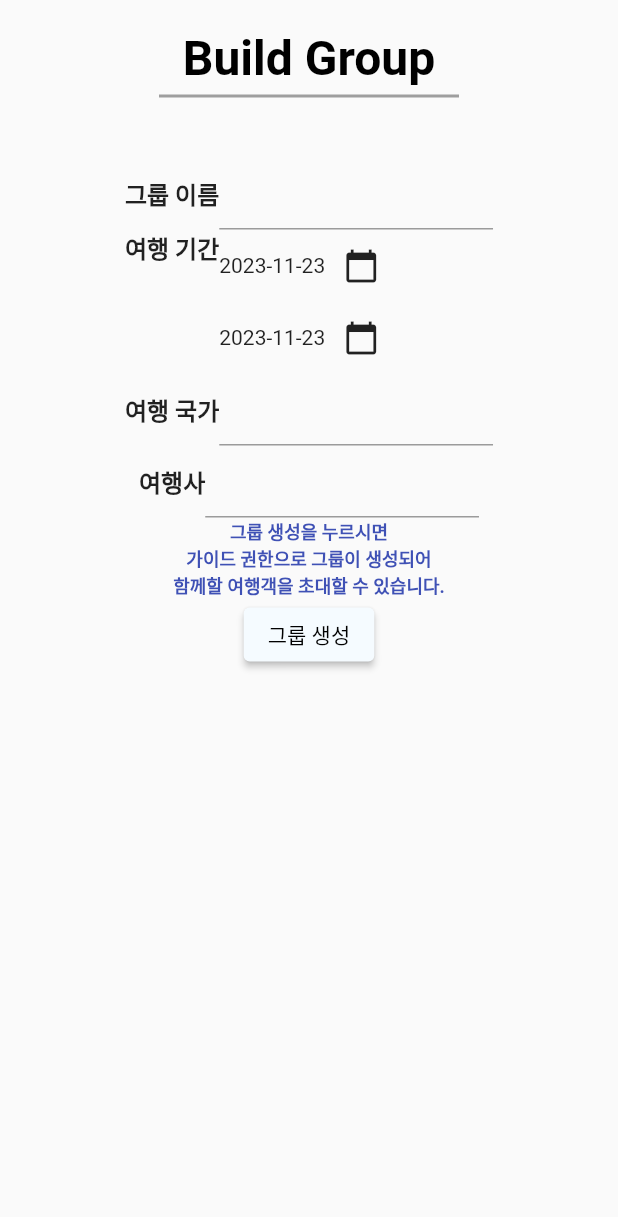
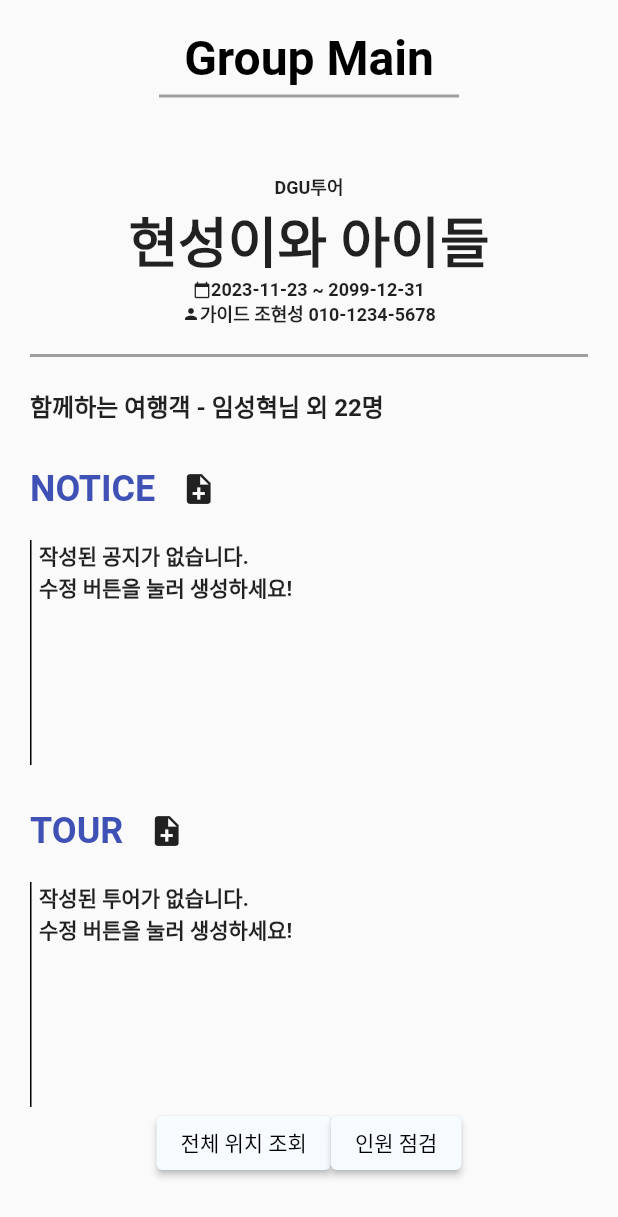
Before and after one commit to MaccBass/TravelSync_client, a Flutter app: the screen it shows after launch, on a phone screen of 412 x 824 dp. Shown: the top 1217 px of the screen. Run offline on Flutter 3.47's test engine with Material 2 defaults, Android fonts, the phone set to English and light mode, and no system bars.

Commit message:
feat: 그룹 메인 페이지 	new file:   lib/widget/groupmainpage.dart 	modified:   pubspec.lock 	modified:   pubspec.yaml

```diff
--- a/lib/widget/app_start.dart
+++ b/lib/widget/app_start.dart
@@ -1,4 +1,5 @@
 import 'package:flutter/material.dart';
+import 'package:travelsync_client/widget/groupmainpage.dart';
 import 'package:travelsync_client/widget/loginpage.dart';
 import 'package:travelsync_client/widget/mainloading.dart';
 import 'package:travelsync_client/widget/buildGroup.dart';
@@ -9,7 +10,7 @@ class AppStart extends StatelessWidget {
   @override
   Widget build(BuildContext context) {
     return const MaterialApp(
-      home: BuildGroup(),
+      home: GroupMainPage(),
     );
   }
 }
--- /dev/null
+++ b/lib/widget/groupmainpage.dart
@@ -0,0 +1,318 @@
+import 'package:flutter/material.dart';
+import 'package:intl/intl.dart';
+import 'package:travelsync_client/widgets/header.dart';
+
+class GroupMainPage extends StatefulWidget {
+  const GroupMainPage({super.key});
+
+  @override
+  State<GroupMainPage> createState() => _GroupMainPageState();
+}
+
+class _GroupMainPageState extends State<GroupMainPage> {
+  late bool isGuide = true;
+  DateTime startDate = DateTime.now();
+  late String startFormat = DateFormat('yyyy-MM-dd').format(startDate);
+  DateTime endDate = DateTime(2099, 12, 31);
+  late String endFormat = DateFormat('yyyy-MM-dd').format(endDate);
+  late GroupInfo groupinfo;
+
+  void addNotice() {}
+  void importPlan() {}
+  void viewTravlerLocation() {}
+  void checkTraveler() {}
+  void viewGuideLocation() {}
+
+  void waitForGroupInfo() async {
+    groupinfo = GroupInfo(
+        groupName: "현성이와 아이들",
+        startDate: startDate,
+        endDate: endDate,
+        guideName: "조현성",
+        guidePhone: "010-1234-5678",
+        agencyName: "DGU투어");
+  }
+
+  @override
+  void initState() {
+    super.initState();
+    waitForGroupInfo();
+  }
+
+  @override
+  Widget build(BuildContext context) {
+    return Scaffold(
+      body: SingleChildScrollView(
+        child: Padding(
+          padding: const EdgeInsets.all(20.0),
+          child: Column(
+            children: [
+              const Header(
+                // 나중에 지우기
+                textHeader: "Group Main",
+              ),
+              const SizedBox(
+                height: 50,
+              ),
+              Text(
+                groupinfo.agencyName,
+                style: const TextStyle(
+                  fontSize: 12,
+                  fontWeight: FontWeight.w600,
+                ),
+              ),
+              Text(
+                groupinfo.groupName,
+                style: const TextStyle(
+                  fontSize: 36,
+                  fontWeight: FontWeight.w600,
+                ),
+              ),
+              Row(
+                mainAxisAlignment: MainAxisAlignment.center,
+                children: [
+                  const Icon(Icons.calendar_today, size: 12),
+                  Text(
+                    "$startFormat ~ ",
+                    style: const TextStyle(
+                      fontSize: 12,
+                      fontWeight: FontWeight.w600,
+                    ),
+                  ),
+                  Text(
+                    endFormat,
+                    style: const TextStyle(
+                      fontSize: 12,
+                      fontWeight: FontWeight.w600,
+                    ),
+                  ),
+                ],
+              ),
+              Row(
+                mainAxisAlignment: MainAxisAlignment.center,
+                children: [
+                  const Icon(Icons.person, size: 12),
+                  Text(
+                    "가이드 ${groupinfo.guideName} ${groupinfo.guidePhone}",
+                    style: const TextStyle(
+                      fontSize: 12,
+                      fontWeight: FontWeight.w600,
+                    ),
+                  ),
+                ],
+              ),
+              Container(
+                height: 20,
+                decoration: const BoxDecoration(
+                  border: Border(
+                    bottom: BorderSide(
+                      color: Colors.grey,
+                      width: 2.0,
+                    ),
+                  ),
+                ),
+              ),
+              const SizedBox(
+                height: 20,
+              ),
+              const Row(
+                children: [
+                  Text(
+                    "함께하는 여행객 - 임성혁님 외 22명",
+                    style: TextStyle(
+                      fontSize: 16,
+                      fontWeight: FontWeight.w600,
+                    ),
+                  ),
+                ],
+              ),
+              const SizedBox(
+                height: 20,
+              ),
+              Column(
+                children: [
+                  Row(
+                    children: [
+                      const Text(
+                        "NOTICE",
+                        style: TextStyle(
+                          fontSize: 24,
+                          fontWeight: FontWeight.w600,
+                          color: Colors.indigo,
+                        ),
+                      ),
+                      const SizedBox(
+                        width: 5,
+                      ),
+                      IconButton(
+                        onPressed: addNotice,
+                        icon: const Icon(Icons.note_add),
+                      ),
+                    ],
+                  ),
+                  const SizedBox(height: 10),
+                  SizedBox(
+                    height: 150,
+                    child: Row(
+                      crossAxisAlignment: CrossAxisAlignment.start,
+                      children: [
+                        Container(
+                          width: 1,
+                          color: Colors.black,
+                        ),
+                        const SizedBox(
+                          width: 5,
+                        ),
+                        // notice API 받아올시 Container 안에 넣어서 리스트 띄우기
+                        const SingleChildScrollView(
+                          child: Column(
+                            children: [
+                              Text(
+                                "작성된 공지가 없습니다.\n수정 버튼을 눌러 생성하세요!",
+                                textAlign: TextAlign.justify,
+                                style: TextStyle(
+                                  fontWeight: FontWeight.w600,
+                                ),
+                              ),
+                              SizedBox(
+                                height: 200,
+                              ),
+                            ],
+                          ),
+                        ),
+                      ],
+                    ),
+                  ),
+                ],
+              ),
+              const SizedBox(
+                height: 20,
+              ),
+              Column(
+                children: [
+                  Row(
+                    children: [
+                      const Text(
+                        "TOUR",
+                        style: TextStyle(
+                          fontSize: 24,
+                          fontWeight: FontWeight.w600,
+                          color: Colors.indigo,
+                        ),
+                      ),
+                      const SizedBox(
+                        width: 5,
+                      ),
+                      IconButton(
+                        onPressed: importPlan,
+                        icon: const Icon(Icons.note_add),
+                      ),
+                    ],
+                  ),
+                  const SizedBox(height: 10),
+                  SizedBox(
+                    height: 150,
+                    child: Row(
+                      crossAxisAlignment: CrossAxisAlignment.start,
+                      children: [
+                        Container(
+                          width: 1,
+                          color: Colors.black,
+                        ),
+                        const SizedBox(
+                          width: 5,
+                        ),
+                        // notice API 받아올시 Container 안에 넣어서 리스트 띄우기
+                        const SingleChildScrollView(
+                          child: Column(
+                            children: [
+                              Text(
+                                "작성된 투어가 없습니다.\n수정 버튼을 눌러 생성하세요!",
+                                textAlign: TextAlign.justify,
+                                style: TextStyle(
+                                  fontWeight: FontWeight.w600,
+                                ),
+                              ),
+                              SizedBox(
+                                height: 200,
+                              ),
+                            ],
+                          ),
+                        ),
+                      ],
+                    ),
+                  ),
+                ],
+              ),
+              if (isGuide)
+                Row(
+                  mainAxisAlignment: MainAxisAlignment.center,
+                  children: [
+                    ElevatedButton(
+                      onPressed: viewTravlerLocation,
+                      style: ElevatedButton.styleFrom(
+                        backgroundColor: const Color(0xfff5fbff),
+                      ),
+                      child: const Text(
+                        "전체 위치 조회",
+                        style: TextStyle(
+                          color: Colors.black,
+                        ),
+                      ),
+                    ),
+                    ElevatedButton(
+                      onPressed: checkTraveler,
+                      style: ElevatedButton.styleFrom(
+                        backgroundColor: const Color(0xfff5fbff),
+                      ),
+                      child: const Text(
+                        "인원 점검",
+                        style: TextStyle(
+                          color: Colors.black,
+                        ),
+                      ),
+                    ),
+                  ],
+                )
+              else
+                Row(
+                  children: [
+                    ElevatedButton(
+                      onPressed: viewGuideLocation,
+                      style: ElevatedButton.styleFrom(
+                        backgroundColor: const Color(0xfff5fbff),
+                      ),
+                      child: const Text(
+                        "가이드 위치 조회",
+                        style: TextStyle(
+                          color: Colors.black,
+                        ),
+                      ),
+                    ),
+                  ],
+                ),
+            ],
+          ),
+        ),
+      ),
+    );
+  }
+}
+
+class GroupInfo {
+  final String groupName;
+  final DateTime startDate;
+  final DateTime endDate;
+  final String guideName;
+  final String guidePhone;
+  final String agencyName;
+
+  GroupInfo({
+    required this.groupName,
+    required this.startDate,
+    required this.endDate,
+    required this.guideName,
+    required this.guidePhone,
+    required this.agencyName,
+  });
+}
--- a/pubspec.yaml
+++ b/pubspec.yaml
@@ -35,6 +35,7 @@ dependencies:
   # The following adds the Cupertino Icons font to your application.
   # Use with the CupertinoIcons class for iOS style icons.
   cupertino_icons: ^1.0.2
+  intl: ^0.18.1
 
 dev_dependencies:
   flutter_test:
```
Also changed, not shown: pubspec.lock.
